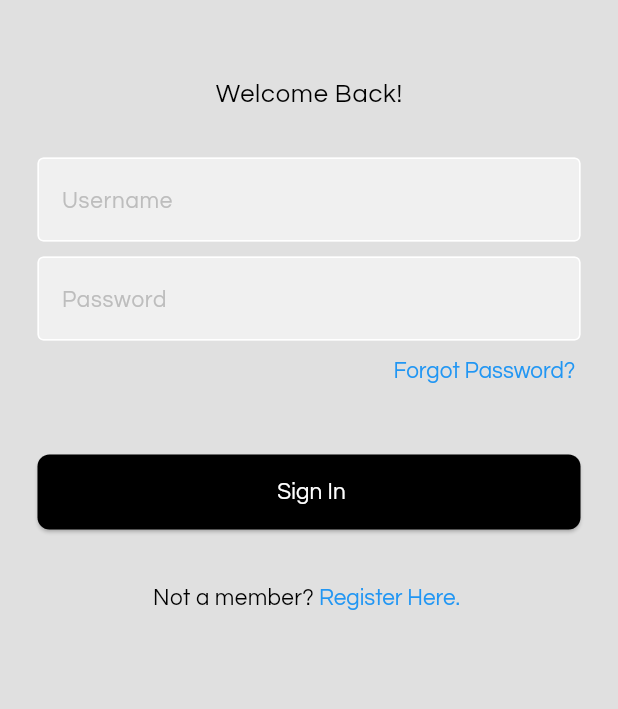
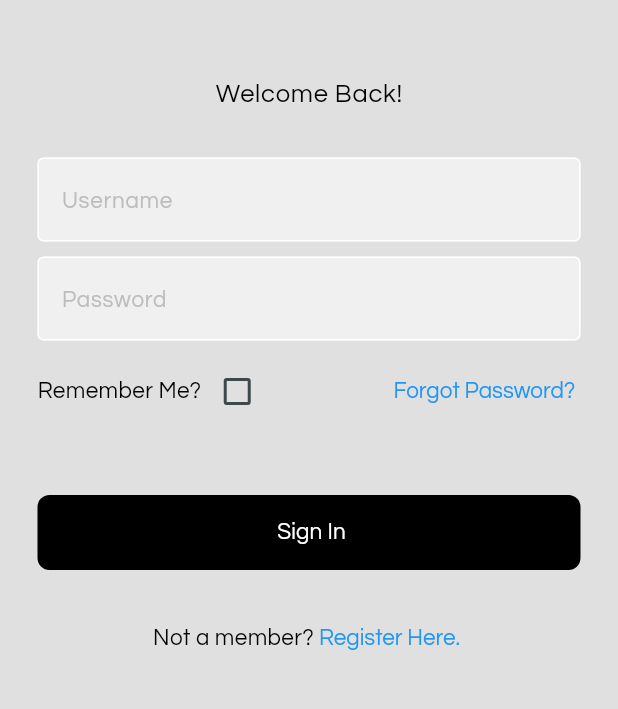
Before and after one commit to felixUOB/AI-Enhanced_Waste_Collection_2024, a Flutter app: the screen it shows after launch, on a phone screen of 412 x 824 dp, the part 366-1075 px from its top. Run offline on Flutter 3.47's test engine with Material 3 defaults, Android fonts, the light colour scheme and no system bars; our stand-ins replace fl_chart, flutter_dotenv, flutter_map, flutter_secure_storage, latlong2, timeline_tile; missing offline and left inert: open_route_service.

Commit message:
added splash and auto login

```diff
--- a/ewc-app/ewc/lib/main.dart
+++ b/ewc-app/ewc/lib/main.dart
@@ -1,4 +1,4 @@
-import 'package:ewc/screens/login/login.dart';
+import 'package:ewc/screens/splash/splash.dart';
 import 'package:ewc/theme/theme_constants.dart';
 import 'package:ewc/theme/theme_manager.dart';
 import 'package:flutter/material.dart';
@@ -11,13 +11,13 @@ class App extends StatefulWidget {
   const App({super.key});
 
   @override
-  State<StatefulWidget> createState() { //Creates initial state of app
+  State<StatefulWidget> createState() {
+    //Creates initial state of app
     return MyAppState();
   }
 }
 
-class MyAppState extends State<App>{
-
+class MyAppState extends State<App> {
 //When State closes this function is called to remove listener
   @override
   void dispose() {
@@ -32,10 +32,9 @@ class MyAppState extends State<App>{
     super.initState();
   }
 
-  themeListener(){
-    if (mounted){
-      setState(() {
-      });
+  themeListener() {
+    if (mounted) {
+      setState(() {});
     }
   }
 
@@ -43,13 +42,12 @@ class MyAppState extends State<App>{
   @override
   Widget build(BuildContext context) {
     return MaterialApp(
-      title: "EWC",
-      debugShowCheckedModeBanner: false,
-      home: LoginPage(), // main page
-      // theme management
-      theme: AppTheme().lightTheme,
-      darkTheme:  AppTheme().darkTheme,
-      themeMode: themeManager.themeMode
-    );
+        title: "EWC",
+        debugShowCheckedModeBanner: false,
+        home: SplashPage(), // main page
+        // theme management
+        theme: AppTheme().lightTheme,
+        darkTheme: AppTheme().darkTheme,
+        themeMode: themeManager.themeMode);
   }
 }
--- a/ewc-app/ewc/lib/screens/login/login.dart
+++ b/ewc-app/ewc/lib/screens/login/login.dart
@@ -16,7 +16,9 @@ class LoginPage extends StatefulWidget {
   }
 }
 
-class LoginPageState extends State<LoginPage>{
+class LoginPageState extends State<LoginPage> {
+  bool _rememberMe = false;
+  final AuthService _authService = AuthService();
 
   final usernameController = TextEditingController();
   final passwordController = TextEditingController();
@@ -26,26 +28,30 @@ class LoginPageState extends State<LoginPage>{
     return Scaffold(
         body: SafeArea(
             child: SingleChildScrollView(
-          child: Stack(
-            children: [
+                child: Stack(children: [
       Center(
         child: Column(
           children: [
-
             //-------------RECYCLENXT LOGO----------------------
-                    const SizedBox(height: 170,),
+            const SizedBox(
+              height: 170,
+            ),
             Image.asset(
               "assets/RecycleNXT-Logo_Update_Black.png",
               scale: 8,
             ),
 
             //-------------WELCOME BACK TXT-FIELD----------------------
-                    const SizedBox(height: 50,),
+            const SizedBox(
+              height: 50,
+            ),
             Text(
               "Welcome Back!",
               style: Theme.of(context).textTheme.bodyLarge,
             ),
-                    const SizedBox(height: 30,),
+            const SizedBox(
+              height: 30,
+            ),
 
             //-------------USERNAME TXT-FIELD----------------------
             LoginTextfield(
@@ -53,7 +59,9 @@ class LoginPageState extends State<LoginPage>{
               hintText: "Username",
               obscured: false,
             ),
-                    const SizedBox(height: 10,),
+            const SizedBox(
+              height: 10,
+            ),
 
             //-------------PASSWORD TXT-FIELD----------------------
             LoginTextfield(
@@ -62,37 +70,50 @@ class LoginPageState extends State<LoginPage>{
               obscured: true,
             ),
 
-
             //-------------HYPERLINK: FORGOT PASSWORD----------------------
             const SizedBox(height: 10),
             Padding(
                 padding: const EdgeInsets.symmetric(horizontal: 25),
                 child: Row(
-                      mainAxisAlignment: MainAxisAlignment.end,
+                    mainAxisAlignment: MainAxisAlignment.spaceBetween,
                     children: [
+                      Row(
+                        children: [
+                          Text("Remember Me?"),
+                          Checkbox(
+                              value: _rememberMe,
+                              onChanged: (value) => setState(() {
+                                    print(value);
+                                    _rememberMe = value!;
+                                  })),
+                        ],
+                      ),
                       HyperLinkText(
                           string1: "",
                           hyperString: "Forgot Password?",
                           string2: "",
-                          onTap: launchPasswordReset
-                        )
-                      ]
-                      )
-                    ),
+                          onTap: launchPasswordReset)
+                    ])),
 
             //-------------LOGIN BUTTON---------------------------------
-                    const SizedBox(height: 20,),
+            const SizedBox(
+              height: 20,
+            ),
             LoginButton(
               text1: "Sign In",
               onPressed: () async {
                 final navigator = Navigator.of(context);
                 final scaffoldMessenger = ScaffoldMessenger.of(context);
                 try {
-                          await AuthService().login(
-                              usernameController.text,
-                              passwordController.text
-                          );
+                  await _authService.login(
+                      usernameController.text, passwordController.text);
                   // Navigate to the schedule page after successful login
+
+                  if (_rememberMe) {
+                    await _authService.saveUserCredentials(
+                        usernameController.text, passwordController.text);
+                  }
+                  // Navigate to home screen
                   navigator.pushReplacement(
                     MaterialPageRoute(
                       builder: (context) => MainNavigationBar(), // Moving pages
@@ -108,7 +129,9 @@ class LoginPageState extends State<LoginPage>{
                 }
               },
             ),
-                    const SizedBox(height: 10,),
+            const SizedBox(
+              height: 10,
+            ),
 
             //-------------HYPERLINK: REGISTER-------------------------------------
             HyperLinkText(
@@ -131,21 +154,17 @@ class LoginPageState extends State<LoginPage>{
       //----------------THEME SWITCH------------------------------
       Column(
         children: [
-                  const SizedBox(height: 20,),
+          const SizedBox(
+            height: 20,
+          ),
           Padding(
               padding: const EdgeInsets.all(25),
-                      child:
-                      Align(
+              child: Align(
                 alignment: Alignment.topRight,
                 child: ThemeSwitch(),
-                      )
-                  )
+              ))
         ],
       )
-            ]
-          )
-        )
-      )
-    );
+    ]))));
   }
 }
--- a/ewc-app/ewc/lib/theme/theme_constants.dart
+++ b/ewc-app/ewc/lib/theme/theme_constants.dart
@@ -6,7 +6,6 @@ const spaceNXTGreenLight = Color.fromARGB(255, 147, 175, 173);
 //----------------VARIABLE THEMES - LIGHT AND DARK----------------------------
 
 class AppTheme {
-
   ThemeData lightTheme = ThemeData(
       colorScheme: ColorScheme.fromSeed(
         primary: spaceNXTGreen,
@@ -15,6 +14,17 @@ class AppTheme {
         brightness: Brightness.light,
         surface: Colors.grey[300],
       ),
+      elevatedButtonTheme: ElevatedButtonThemeData(
+          style: ElevatedButton.styleFrom(
+        overlayColor: Colors.white,
+        shadowColor: Colors.transparent,
+        backgroundColor: Colors.transparent,
+        elevation: 0,
+        padding: EdgeInsets.zero,
+        shape: RoundedRectangleBorder(
+          borderRadius: BorderRadius.circular(8), // Rounded corners
+        ),
+      )),
       textTheme: TextTheme(
           bodyMedium: TextStyle(
             color: Colors.black,
@@ -35,15 +45,11 @@ class AppTheme {
               color: Colors.black,
               fontFamily: "Questrial",
               fontWeight: FontWeight.w700,
-          fontSize: 20.0
-          ),
+              fontSize: 20.0),
           titleLarge: TextStyle(
               color: Colors.black,
               fontWeight: FontWeight.w700,
-          fontSize: 30.0
-        )
-      )
-  );
+              fontSize: 30.0)));
 
   ThemeData darkTheme = ThemeData(
       colorScheme: ColorScheme.fromSeed(
@@ -53,6 +59,17 @@ class AppTheme {
         brightness: Brightness.dark,
         surface: Colors.grey[900],
       ),
+      elevatedButtonTheme: ElevatedButtonThemeData(
+          style: ElevatedButton.styleFrom(
+        overlayColor: Colors.black,
+        shadowColor: Colors.transparent,
+        backgroundColor: Colors.transparent,
+        elevation: 0,
+        padding: EdgeInsets.zero,
+        shape: RoundedRectangleBorder(
+          borderRadius: BorderRadius.circular(8), // Rounded corners
+        ),
+      )),
       textTheme: const TextTheme(
           bodyMedium: TextStyle(
             color: Colors.white,
@@ -73,15 +90,11 @@ class AppTheme {
               color: Colors.white,
               fontFamily: "Questrial",
               fontWeight: FontWeight.w700,
-          fontSize: 20.0
-          ),
+              fontSize: 20.0),
           titleLarge: TextStyle(
               color: Colors.white,
               fontWeight: FontWeight.w700,
-          fontSize: 30.0
-        )
-    )
-  );
+              fontSize: 30.0)));
 
   //------------SECTION FOR CONSTANT TEXT COLOURS--------------------
 
@@ -114,5 +127,4 @@ class AppTheme {
     fontFamily: "Questrial",
     fontSize: 15,
   );
-
 }
--- a/ewc-app/ewc/pubspec.yaml
+++ b/ewc-app/ewc/pubspec.yaml
@@ -2,7 +2,7 @@ name: ewc
 description: "A new Flutter project."
 # The following line prevents the package from being accidentally published to
 # pub.dev using `flutter pub publish`. This is preferred for private packages.
-publish_to: 'none' # Remove this line if you wish to publish to pub.dev
+publish_to: "none" # Remove this line if you wish to publish to pub.dev
 
 # The following defines the version and build number for your application.
 # A version number is three numbers separated by dots, like 1.2.43
@@ -62,7 +62,6 @@ dev_dependencies:
 
 # The following section is specific to Flutter packages.
 flutter:
-
   # The following line ensures that the Material Icons font is
   # included with your application, so that you can use the icons in
   # the material Icons class.
@@ -70,10 +69,8 @@ flutter:
 
   # To add assets to your application, add an assets section, like this:
   assets:
-
     - .env
     - assets/
-
 
   # An image asset can refer to one or more resolution-specific "variants", see
   # https://flutter.dev/to/resolution-aware-images
```
Also changed, not shown: ewc-app/ewc/lib/api/auth_service.dart (+25 -9 lines), ewc-app/ewc/lib/screens/map/map.dart (+29 -42 lines), ewc-app/ewc/lib/screens/splash/splash.dart (added, +84 -0 lines), ewc-app/ewc/lib/widgets/logout_button.dart (added, +57 -0 lines), ewc-app/ewc/pubspec.lock, 4 other files. Lines whose indentation alone changed are shown as unchanged.
